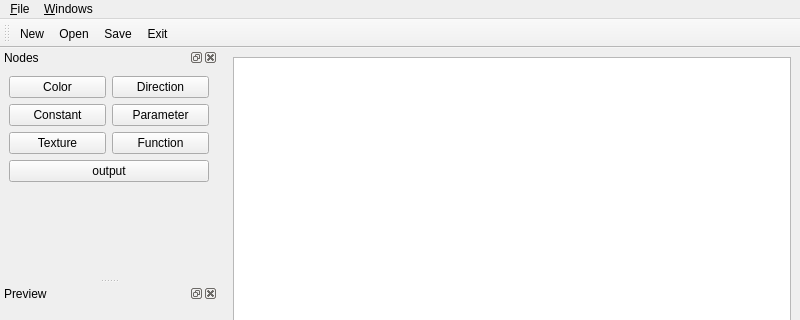
This is material_editor/mainwindow.ui in xaphier/Eternal-Lands as Qt 5 draws it before an edit; both pictures show x 0 to 800 and y 0 to 320 of the 800 by 981 pixel window. The edited form follows.
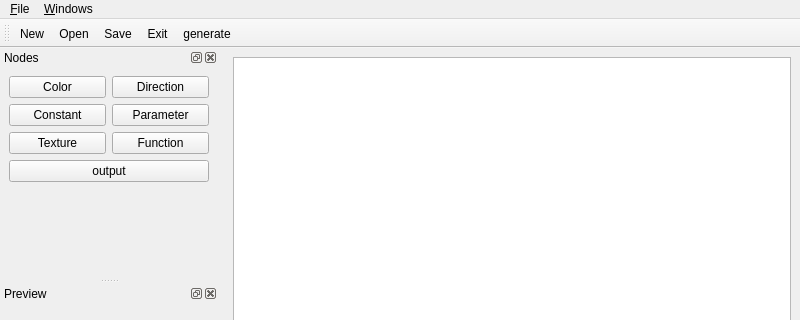
This is the edited form. Icons and pictures are not drawn.

What changed in the file:
```diff
--- a/material_editor/mainwindow.ui
+++ b/material_editor/mainwindow.ui
@@ -166,6 +166,7 @@
    <addaction name="action_open"/>
    <addaction name="action_save"/>
    <addaction name="action_exit"/>
+   <addaction name="action_generate"/>
   </widget>
   <widget class="QDockWidget" name="dockWidget_3">
    <property name="windowTitle">
@@ -276,6 +277,15 @@
     <string>Exit</string>
    </property>
   </action>
+  <action name="action_generate">
+   <property name="icon">
+    <iconset resource="icons.qrc">
+     <normaloff>:/icons/application-x-desktop.png</normaloff>:/icons/application-x-desktop.png</iconset>
+   </property>
+   <property name="text">
+    <string>generate</string>
+   </property>
+  </action>
  </widget>
  <resources>
   <include location="icons.qrc"/>
```
